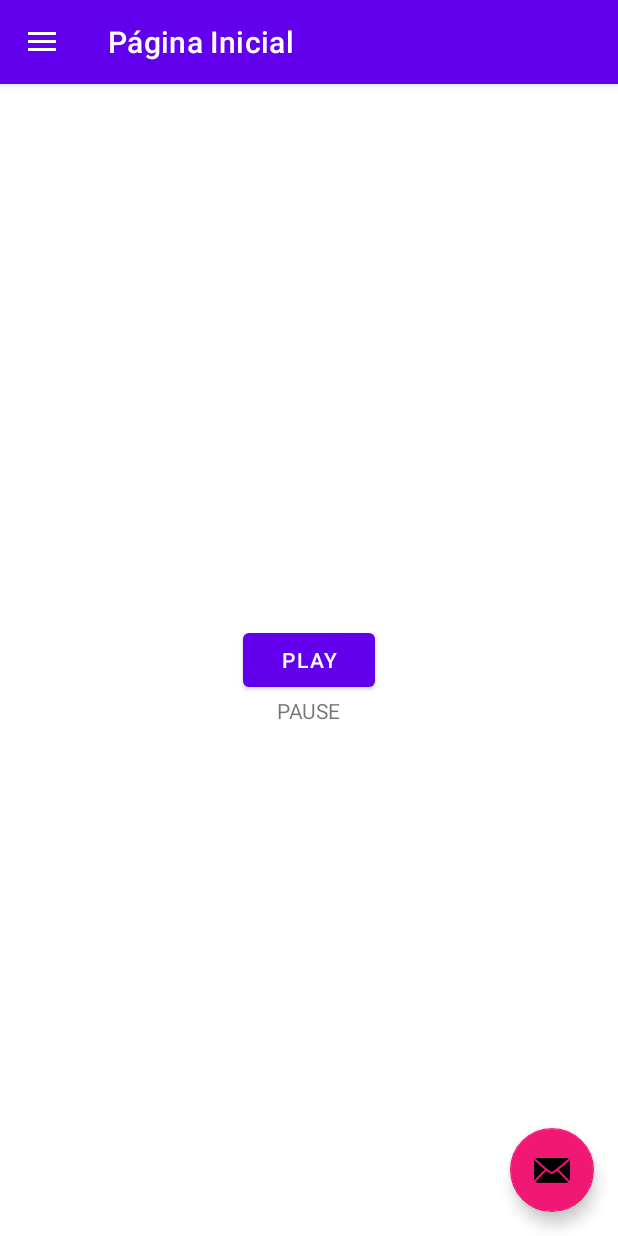
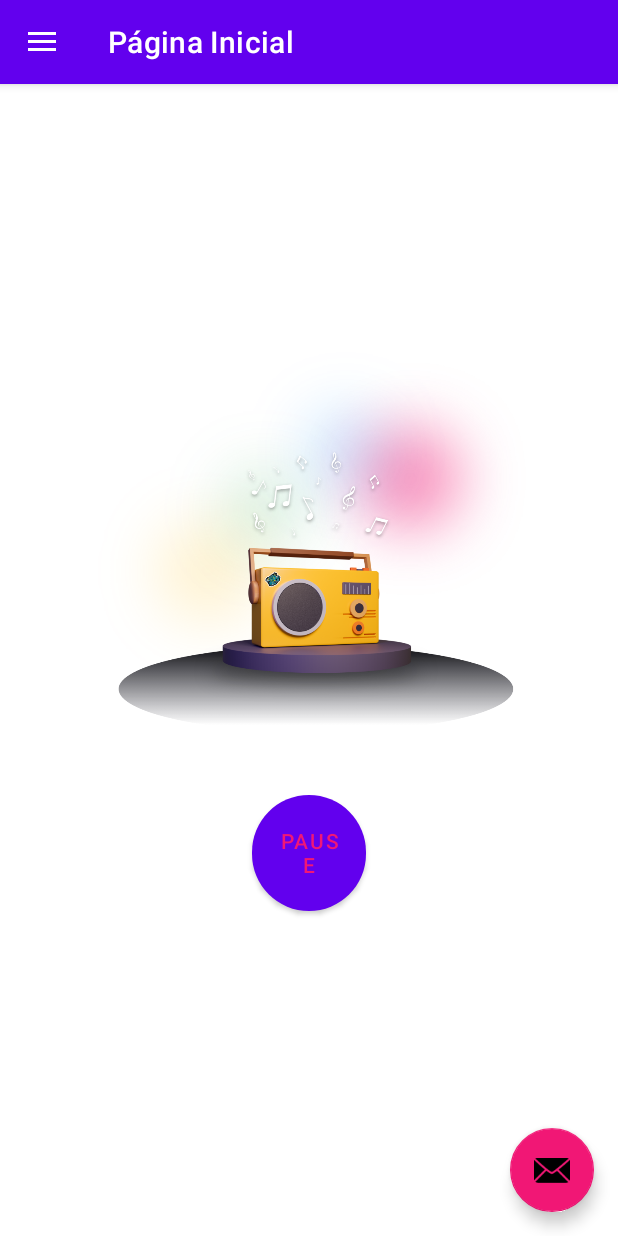
Before and after one commit to iamageo/web_radio, an Android app: the screen it shows after launch (MainActivity), after a tap on "PLAY", on a phone screen of 412 x 824 dp. Run offline under Robolectric (Android 15) with nearby library versions, the phone set to English and light mode, and no system bars; our stand-ins replace navigation-ui.

Commit message:
custom activity play

```diff
--- a/app/src/main/java/com/iamageo/conexaopororocav1/ui/home/HomeFragment.java
+++ b/app/src/main/java/com/iamageo/conexaopororocav1/ui/home/HomeFragment.java
@@ -23,7 +23,7 @@ import java.io.IOException;
 public class HomeFragment extends Fragment {
 
     private Button btn_play;
-    private TextView text_status;
+
 
     String stream = "https://s1.guaracast.com:8427/stream";
 
@@ -37,10 +37,8 @@ public class HomeFragment extends Fragment {
         View root = inflater.inflate(R.layout.fragment_home, container, false);
 
         btn_play = root.findViewById(R.id.btn_play);
-        text_status = root.findViewById(R.id.status);
 
         btn_play.setEnabled(false);
-        text_status.setText("Loading..");
 
         mediaPlayer = new MediaPlayer();
         mediaPlayer.setAudioStreamType(AudioManager.STREAM_MUSIC);
@@ -51,12 +49,12 @@ public class HomeFragment extends Fragment {
             if (started) {
                 started = false;
                 mediaPlayer.pause();
-                text_status.setText("PLAY");
+                btn_play.setText("PLAY");
 
             } else {
                 started = true;
                 mediaPlayer.start();
-                text_status.setText("PAUSE");
+                btn_play.setText("PAUSE");
 
             }
         });
@@ -83,7 +81,7 @@ public class HomeFragment extends Fragment {
         protected void onPostExecute(Boolean aBoolean) {
             super.onPostExecute(aBoolean);
             btn_play.setEnabled(true);
-            text_status.setText("PLAY");
+            btn_play.setText("PLAY");
         }
 
 
--- /dev/null
+++ b/app/src/main/res/drawable/btn_play.xml
@@ -0,0 +1,7 @@
+<?xml version="1.0" encoding="utf-8"?>
+<shape xmlns:android="http://schemas.android.com/apk/res/android">
+
+   <solid android:color="#191925"/>
+    <corners android:radius="999dp"/>
+
+</shape>
--- a/app/src/main/res/layout/fragment_home.xml
+++ b/app/src/main/res/layout/fragment_home.xml
@@ -8,20 +8,23 @@
 
     <Button
         android:id="@+id/btn_play"
-        android:layout_width="wrap_content"
-        android:layout_height="wrap_content"
-        android:text="play"
-        app:layout_constraintBottom_toBottomOf="parent"
+        android:layout_width="76dp"
+        android:layout_height="77dp"
+        android:layout_marginTop="10dp"
+        android:background="@drawable/btn_play"
+        android:textColor="@color/secondary_conexao"
+        app:layout_constraintEnd_toEndOf="parent"
+        app:layout_constraintStart_toStartOf="parent"
+        app:layout_constraintTop_toBottomOf="@+id/imageView3" />
+
+    <ImageView
+        android:id="@+id/imageView3"
+        android:layout_width="325dp"
+        android:layout_height="340dp"
+        android:layout_marginTop="124dp"
+        android:src="@drawable/radio_background"
         app:layout_constraintEnd_toEndOf="parent"
         app:layout_constraintStart_toStartOf="parent"
         app:layout_constraintTop_toTopOf="parent" />
 
-    <TextView
-        android:id="@+id/status"
-        android:layout_width="wrap_content"
-        android:layout_height="wrap_content"
-        android:text="TextView"
-        app:layout_constraintEnd_toEndOf="parent"
-        app:layout_constraintStart_toStartOf="parent"
-        app:layout_constraintTop_toBottomOf="@+id/btn_play" />
 </androidx.constraintlayout.widget.ConstraintLayout>
```
Also changed, not shown: app/src/main/res/drawable-v24/play.png (added), app/src/main/res/drawable-v24/radio_background.png (added).
